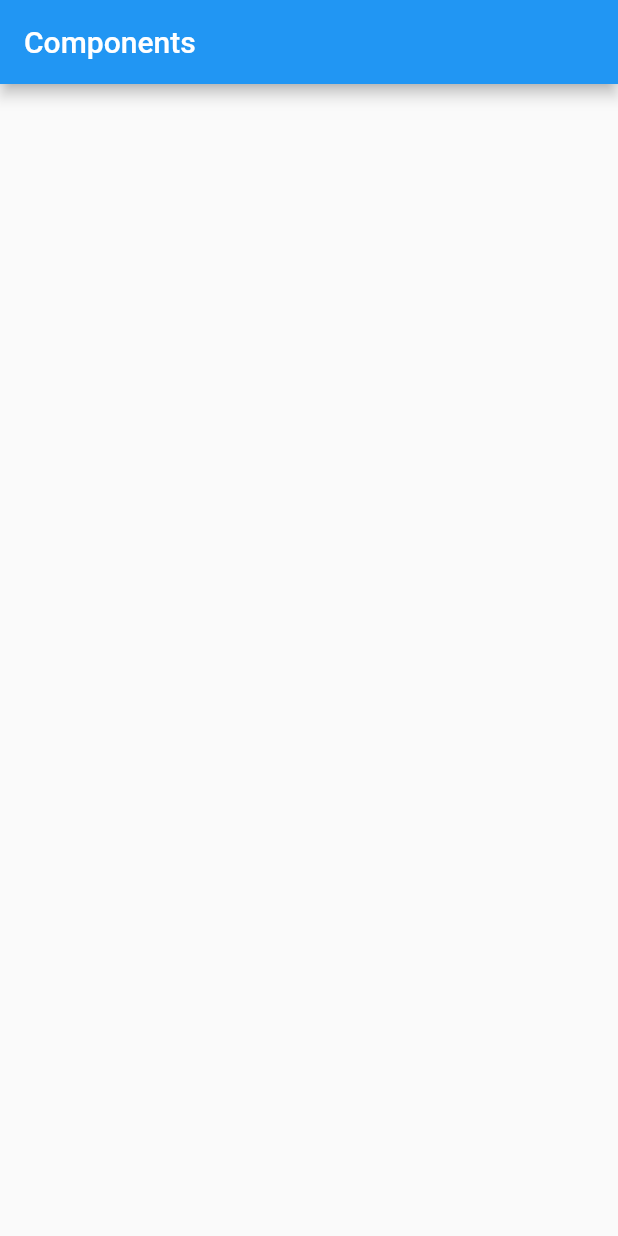
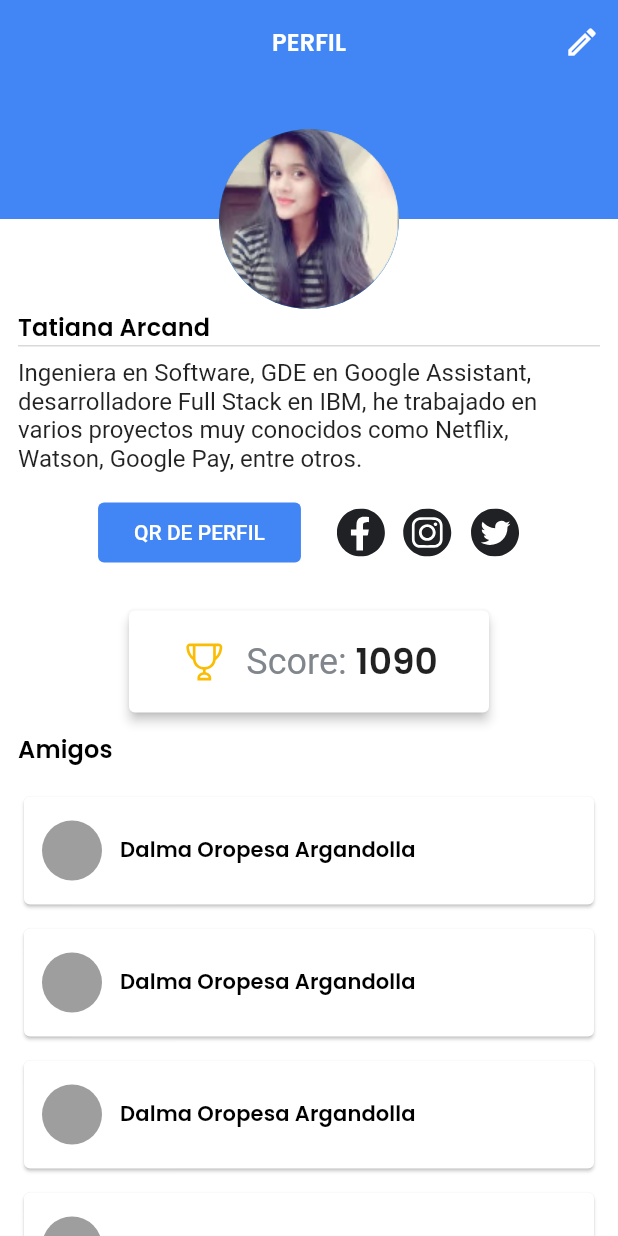
Before and after one commit to DevFestBolivia/devfest-mobile, a Flutter app: the screen it shows after launch, on a phone screen of 412 x 824 dp. Run offline on Flutter 3.47's test engine with Material 2 defaults, Android fonts, the phone set to English and light mode, and no system bars; drawn by our look-alikes of sticky_headers; our stand-ins replace cloud_firestore, firebase_core, flutter_svg, google_fonts; accounts and stored records are empty; project files that could hold a hidden picture were left out.

Commit message:
Feature/profile page (#3)
Initial ui of profile page

```diff
--- a/lib/main.dart
+++ b/lib/main.dart
@@ -1,4 +1,7 @@
 import 'package:devfestbolivia/screens/components_screen.dart';
+import 'package:devfestbolivia/screens/profile_screen.dart';
+import 'package:devfestbolivia/style/devfest_colors.dart';
+import 'package:devfestbolivia/style/spacing.dart';
 import 'package:flutter/material.dart';
 import 'package:provider/provider.dart';
 import 'package:google_fonts/google_fonts.dart';
@@ -33,19 +36,39 @@ class MyApp extends StatelessWidget {
         primarySwatch: Colors.blue,
         fontFamily: 'Roboto',
         textTheme: TextTheme(
-          titleSmall: GoogleFonts.poppins(fontSize: 16, fontWeight: FontWeight.w600),
-          titleMedium: GoogleFonts.poppins(fontSize: 24, fontWeight: FontWeight.w600),
-          bodyMedium: GoogleFonts.roboto(fontSize: 16, fontWeight: FontWeight.w400),
-          bodySmall: GoogleFonts.roboto(fontSize: 14, fontWeight: FontWeight.w400),
-          headlineLarge: GoogleFonts.poppins(fontSize: 30, fontWeight: FontWeight.w600, color: Colors.blue),
-          headlineSmall: GoogleFonts.raleway(fontSize: 16, fontWeight: FontWeight.w600),
+          titleSmall:
+              GoogleFonts.poppins(fontSize: 16, fontWeight: FontWeight.w600),
+          titleMedium:
+              GoogleFonts.poppins(fontSize: 24, fontWeight: FontWeight.w600),
+          bodyMedium:
+              GoogleFonts.roboto(fontSize: 16, fontWeight: FontWeight.w400),
+          bodySmall:
+              GoogleFonts.roboto(fontSize: 14, fontWeight: FontWeight.w400),
+          headlineLarge: GoogleFonts.poppins(
+              fontSize: 30, fontWeight: FontWeight.w600, color: Colors.blue),
+          headlineSmall:
+              GoogleFonts.raleway(fontSize: 16, fontWeight: FontWeight.w600),
+        ),
+        scaffoldBackgroundColor: DevFestColors.primaryLight,
+        elevatedButtonTheme: const ElevatedButtonThemeData(
+          style: ButtonStyle(
+            elevation: MaterialStatePropertyAll(0.0),
+            padding: MaterialStatePropertyAll(
+              EdgeInsets.symmetric(
+                horizontal: SpacingValues.xxl,
+                vertical: SpacingValues.m,
+              ),
+            ),
+            backgroundColor: MaterialStatePropertyAll(DevFestColors.primary),
+          ),
         ),
       ),
-      initialRoute: Routes.COMPONENTS,
+      initialRoute: Routes.PROFILE,
       routes: {
         Routes.COMPONENTS: (BuildContext context) => const ComponentsScreen(),
         Routes.HOME: (BuildContext context) => const MyHomePage(),
         Routes.SPEAKERS: (BuildContext context) => const SpeakersScreen(),
+        Routes.PROFILE: (BuildContext context) => const ProfileScreen(),
       },
     );
   }
--- /dev/null
+++ b/lib/screens/profile_screen.dart
@@ -0,0 +1,336 @@
+import 'package:devfestbolivia/style/devfest_colors.dart';
+import 'package:devfestbolivia/style/spacing.dart';
+import 'package:flutter/material.dart';
+import 'package:flutter_svg/svg.dart';
+import 'package:sticky_headers/sticky_headers.dart';
+
+class ProfileScreen extends StatelessWidget {
+  const ProfileScreen({super.key});
+
+  final double _appBarElevation = 0.0;
+
+  final String _appBarTitle = 'PERFIL';
+
+  @override
+  Widget build(BuildContext context) {
+    return Scaffold(
+      extendBodyBehindAppBar: false,
+      body: NestedScrollView(
+        headerSliverBuilder: (context, isScrolled) {
+          return <Widget>[
+            SliverAppBar(
+              floating: true,
+              backgroundColor: DevFestColors.primary,
+              elevation: _appBarElevation,
+              centerTitle: true,
+              title: Text(
+                _appBarTitle,
+                style: Theme.of(context).textTheme.titleSmall?.copyWith(
+                      color: DevFestColors.primaryLight,
+                    ),
+              ),
+              actions: [
+                IconButton(
+                  onPressed: () {},
+                  icon: const Icon(
+                    Icons.edit_outlined,
+                    color: DevFestColors.primaryLight,
+                  ),
+                )
+              ],
+            ),
+            SliverToBoxAdapter(
+              child: Column(
+                mainAxisSize: MainAxisSize.min,
+                children: [
+                  _Header(),
+                  Padding(
+                    padding: const EdgeInsets.symmetric(
+                      horizontal: SpacingValues.m,
+                    ),
+                    child: _ProfileInfo(),
+                  )
+                ],
+              ),
+            )
+          ];
+        },
+        body: Padding(
+          padding: const EdgeInsets.symmetric(horizontal: SpacingValues.m),
+          child: _Friends(),
+        ),
+      ),
+    );
+
+    return Scaffold(
+      extendBodyBehindAppBar: false,
+      appBar: AppBar(
+        backgroundColor: DevFestColors.primary,
+        elevation: _appBarElevation,
+        centerTitle: true,
+        title: Text(
+          _appBarTitle,
+          style: Theme.of(context).textTheme.titleSmall?.copyWith(
+                color: DevFestColors.primaryLight,
+              ),
+        ),
+        actions: [
+          IconButton(
+            onPressed: () {},
+            icon: const Icon(
+              Icons.edit_outlined,
+              color: DevFestColors.primaryLight,
+            ),
+          )
+        ],
+      ),
+      body: SingleChildScrollView(
+        child: Column(
+          crossAxisAlignment: CrossAxisAlignment.start,
+          children: [
+            const _Header(),
+            const SizedBox(
+              height: 16,
+            ),
+            Padding(
+              padding: const EdgeInsets.all(SpacingValues.m),
+              child: Column(
+                crossAxisAlignment: CrossAxisAlignment.start,
+                children: [
+                  _ProfileInfo(),
+                  SizedBox(
+                    height: SpacingValues.xxl,
+                  ),
+                  _Friends(),
+                ],
+              ),
+            )
+          ],
+        ),
+      ),
+    );
+  }
+}
+
+class _Header extends StatelessWidget {
+  const _Header();
+
+  final double _imageRadius = 60.0;
+
+  @override
+  Widget build(BuildContext context) {
+    return Stack(
+      children: [
+        Column(
+          children: [
+            Container(
+              color: DevFestColors.primary,
+              height: _imageRadius * 1.5,
+              width: double.infinity,
+            ),
+            SizedBox(
+              height: _imageRadius,
+            )
+          ],
+        ),
+        Positioned.fill(
+          child: Align(
+            alignment: Alignment.bottomCenter,
+            child: CircleAvatar(
+              radius: _imageRadius,
+              backgroundImage:
+                  const AssetImage('assets/images/dummy_profile.png'),
+            ),
+          ),
+        )
+      ],
+    );
+  }
+}
+
+class _ProfileInfo extends StatelessWidget {
+  const _ProfileInfo();
+
+  @override
+  Widget build(BuildContext context) {
+    return Column(
+      mainAxisSize: MainAxisSize.min,
+      children: [
+        _bio(context),
+        VerticalSpacing.l,
+        _actions(context),
+        const SizedBox(
+          height: SpacingValues.m * 2,
+        ),
+        _score(context),
+      ],
+    );
+  }
+
+  Widget _bio(BuildContext context) {
+    final dummyName = 'Tatiana Arcand';
+    final dummyBio =
+        'Ingeniera en Software, GDE en Google Assistant, desarrolladore Full Stack en IBM, he trabajado en varios proyectos muy conocidos como Netflix, Watson, Google Pay, entre otros.';
+
+    return Column(
+      crossAxisAlignment: CrossAxisAlignment.start,
+      children: [
+        Text(
+          dummyName,
+          style: Theme.of(context).textTheme.titleSmall,
+        ),
+        Container(
+          height: 1,
+          width: double.infinity,
+          color: DevFestColors.divider,
+        ),
+        VerticalSpacing.xs,
+        Text(dummyBio),
+      ],
+    );
+  }
+
+  Widget _actions(BuildContext context) {
+    final profileQRLabel = 'QR DE PERFIL';
+
+    return Row(
+      mainAxisAlignment: MainAxisAlignment.center,
+      children: [
+        ElevatedButton(
+          onPressed: () {},
+          child: Text(
+            profileQRLabel,
+          ),
+        ),
+        HorizontalSpacing.xxl,
+        SvgPicture.asset('assets/svg/logo_facebook.svg'),
+        HorizontalSpacing.s,
+        SvgPicture.asset('assets/svg/logo_instagram.svg'),
+        HorizontalSpacing.s,
+        SvgPicture.asset('assets/svg/logo_twitter.svg'),
+      ],
+    );
+  }
+
+  Widget _score(BuildContext context) {
+    final _scoreElevation = 3.0;
+    final scoreValue = 1090;
+    return Card(
+      elevation: _scoreElevation,
+      child: SizedBox(
+        width: 240,
+        child: Padding(
+          padding: const EdgeInsets.symmetric(
+            // horizontal: SpacingValues.m * 2,
+            vertical: SpacingValues.l,
+          ),
+          child: Row(
+            mainAxisSize: MainAxisSize.min,
+            mainAxisAlignment: MainAxisAlignment.center,
+            children: [
+              SvgPicture.asset('assets/svg/trophy.svg'),
+              HorizontalSpacing.m,
+              Text(
+                'Score: ',
+                style: Theme.of(context).textTheme.bodyMedium?.copyWith(
+                      fontSize: 24,
+                      color: Color(0xff80868B),
+                    ),
+              ),
+              TweenAnimationBuilder<int>(
+                tween: IntTween(begin: 0, end: scoreValue),
+                duration: const Duration(seconds: 2),
+                builder: (context, value, child) {
+                  return Text(
+                    '$value',
+                    style: Theme.of(context).textTheme.titleMedium?.copyWith(
+                          fontSize: 24,
+                        ),
+                  );
+                },
+              )
+            ],
+          ),
+        ),
+      ),
+    );
+  }
+}
+
+class _Friends extends StatelessWidget {
+  const _Friends();
+
+  final String _friendsLabel = 'Amigos';
+
+  @override
+  Widget build(BuildContext context) {
+    final size = MediaQuery.of(context).size;
+
+    return StickyHeader(
+      header: Container(
+        width: double.infinity,
+        margin: EdgeInsets.only(top: MediaQuery.of(context).viewPadding.top),
+        padding: const EdgeInsets.symmetric(
+          vertical: SpacingValues.xs,
+        ),
+        child: Text(
+          _friendsLabel,
+          style: Theme.of(context).textTheme.titleSmall,
+        ),
+      ),
+      content: SizedBox(
+        height: size.height - kToolbarHeight - SpacingValues.l,
+        width: double.infinity,
+        child: ListView.separated(
+          padding: const EdgeInsets.symmetric(
+            vertical: SpacingValues.xs,
+          ),
+          itemCount: 10,
+          separatorBuilder: (context, index) => VerticalSpacing.xs,
+          itemBuilder: (context, index) {
+            return _FriendCard(name: 'Dalma Oropesa Argandolla');
+          },
+        ),
+      ),
+    );
+  }
+}
+
+class _FriendCard extends StatelessWidget {
+  const _FriendCard({required this.name});
+
+  final String name;
+
+  final double _elevation = 3.0;
+  final double _imageRadius = 20.0;
+
+  @override
+  Widget build(BuildContext context) {
+    return Card(
+      child: SizedBox(
+        width: double.infinity,
+        child: Padding(
+          padding: const EdgeInsets.symmetric(
+            horizontal: SpacingValues.m,
+            vertical: SpacingValues.l,
+          ),
+          child: Row(
+            children: [
+              CircleAvatar(
+                backgroundColor: Colors.grey,
+                radius: _imageRadius,
+              ),
+              HorizontalSpacing.m,
+              Text(
+                name,
+                style: Theme.of(context).textTheme.titleSmall?.copyWith(
+                      fontSize: 14,
+                    ),
+              )
+            ],
+          ),
+        ),
+      ),
+    );
+  }
+}
--- a/lib/screens/routes.dart
+++ b/lib/screens/routes.dart
@@ -2,4 +2,5 @@ class Routes {
   static const String COMPONENTS = 'Components';
   static const String HOME = 'Home';
   static const String SPEAKERS = 'Speakers';
+  static const String PROFILE = 'Profile';
 }
--- /dev/null
+++ b/lib/style/devfest_colors.dart
@@ -0,0 +1,13 @@
+import 'dart:ui';
+
+class DevFestColors {
+  static const primary = Color(0xff4285F4);
+  static const primaryLight = Color.fromARGB(255, 255, 255, 255);
+
+  static const textDark = Color(0x00ffffff);
+
+  //
+  // Extra Colors
+  //
+  static const divider = Color(0xffD9D9D9);
+}
--- /dev/null
+++ b/lib/style/spacing.dart
@@ -0,0 +1,31 @@
+import 'package:flutter/material.dart';
+
+class SpacingValues {
+  static const double xxs = 4;
+  static const double xs = 8;
+  static const double s = 12;
+  static const double m = 12;
+  static const double l = 16;
+  static const double xl = 20;
+  static const double xxl = 24;
+}
+
+class VerticalSpacing {
+  static const xxs = SizedBox(height: SpacingValues.xxs);
+  static const xs = SizedBox(height: SpacingValues.xs);
+  static const s = SizedBox(height: SpacingValues.s);
+  static const m = SizedBox(height: SpacingValues.m);
+  static const l = SizedBox(height: SpacingValues.l);
+  static const xl = SizedBox(height: SpacingValues.xl);
+  static const xxl = SizedBox(height: SpacingValues.xxl);
+}
+
+class HorizontalSpacing {
+  static const xxs = SizedBox(width: SpacingValues.xxs);
+  static const xs = SizedBox(width: SpacingValues.xs);
+  static const s = SizedBox(width: SpacingValues.s);
+  static const m = SizedBox(width: SpacingValues.m);
+  static const l = SizedBox(width: SpacingValues.l);
+  static const xl = SizedBox(width: SpacingValues.xl);
+  static const xxl = SizedBox(width: SpacingValues.xxl);
+}
```
Also changed, not shown: pubspec.yaml (+7 -14 lines), assets/images/dummy_profile.png (added), assets/svg/logo_facebook.svg (added), assets/svg/logo_instagram.svg (added), assets/svg/logo_twitter.svg (added), assets/svg/trophy.svg (added), lib/firebase/firebase_main.dart (line endings or trailing spaces), lib/firebase/firebase_options.dart, pubspec.lock, 2 other files.
